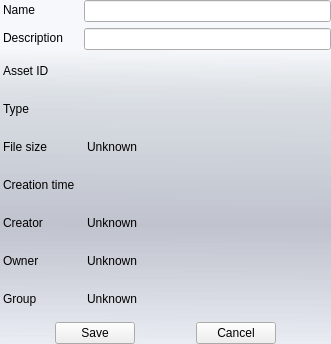
Old version of the form bin/data/ui/itemproperties.ui in the repository realXtend/tundra.
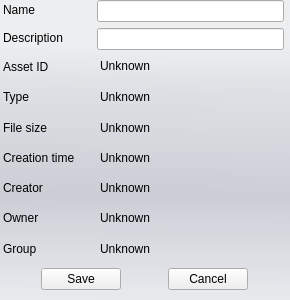
New version of the form.

Commit message: Some ui tweaking for inventory-related windows.

The edit to the form file:
```diff
--- a/bin/data/ui/itemproperties.ui
+++ b/bin/data/ui/itemproperties.ui
@@ -2,25 +2,31 @@
 <ui version="4.0">
  <class>ItemProperties</class>
  <widget class="QWidget" name="ItemProperties">
+  <property name="windowModality">
+   <enum>Qt::NonModal</enum>
+  </property>
+  <property name="enabled">
+   <bool>true</bool>
+  </property>
   <property name="geometry">
    <rect>
     <x>0</x>
     <y>0</y>
-    <width>331</width>
-    <height>344</height>
+    <width>290</width>
+    <height>300</height>
    </rect>
   </property>
   <property name="maximumSize">
    <size>
-    <width>16777209</width>
-    <height>16777215</height>
+    <width>290</width>
+    <height>300</height>
    </size>
   </property>
   <property name="windowTitle">
    <string>Item Properties</string>
   </property>
   <property name="styleSheet">
-   <string notr="true">QWidget#ItemProperties{
+   <string notr="true">QWidget#MainWidget{
 	background-color: qlineargradient(spread:pad, x1:0.006, y1:0, x2:0, y2:1, stop:0.142045 rgba(229, 234, 243, 50), stop:0.295455 rgba(209, 215, 221, 150), stop:0.65 rgba(179, 183, 196, 150), stop:1 rgba(222, 227, 236, 100));
 	padding: 5px;
 }
@@ -44,6 +50,9 @@
       </property>
       <item>
        <layout class="QGridLayout" name="gridLayout">
+        <property name="rightMargin">
+         <number>6</number>
+        </property>
         <item row="1" column="0">
          <widget class="QLabel" name="labelName">
           <property name="text">
@@ -51,8 +60,18 @@
           </property>
          </widget>
         </item>
-        <item row="1" column="2">
-         <widget class="QLineEdit" name="lineEditName"/>
+        <item row="1" column="1" colspan="2">
+         <widget class="QLineEdit" name="lineEditName">
+          <property name="sizePolicy">
+           <sizepolicy hsizetype="Expanding" vsizetype="Fixed">
+            <horstretch>0</horstretch>
+            <verstretch>0</verstretch>
+           </sizepolicy>
+          </property>
+          <property name="readOnly">
+           <bool>false</bool>
+          </property>
+         </widget>
         </item>
         <item row="2" column="0">
          <widget class="QLabel" name="labelDescription">
@@ -61,8 +80,15 @@
           </property>
          </widget>
         </item>
-        <item row="2" column="2">
-         <widget class="QLineEdit" name="lineEditDescription"/>
+        <item row="2" column="1" colspan="2">
+         <widget class="QLineEdit" name="lineEditDescription">
+          <property name="sizePolicy">
+           <sizepolicy hsizetype="Expanding" vsizetype="Fixed">
+            <horstretch>0</horstretch>
+            <verstretch>0</verstretch>
+           </sizepolicy>
+          </property>
+         </widget>
         </item>
         <item row="4" column="0">
          <widget class="QLabel" name="labelType">
@@ -106,41 +132,6 @@
           </property>
          </widget>
         </item>
-        <item row="4" column="2">
-         <widget class="QLabel" name="labelTypeData">
-          <property name="text">
-           <string/>
-          </property>
-         </widget>
-        </item>
-        <item row="6" column="2">
-         <widget class="QLabel" name="labelCreationTimeData">
-          <property name="text">
-           <string/>
-          </property>
-         </widget>
-        </item>
-        <item row="7" column="2">
-         <widget class="QLabel" name="labelCreatorData">
-          <property name="text">
-           <string>Unknown</string>
-          </property>
-         </widget>
-        </item>
-        <item row="8" column="2">
-         <widget class="QLabel" name="labelOwnerData">
-          <property name="text">
-           <string>Unknown</string>
-          </property>
-         </widget>
-        </item>
-        <item row="9" column="2">
-         <widget class="QLabel" name="labelGroupData">
-          <property name="text">
-           <string>Unknown</string>
-          </property>
-         </widget>
-        </item>
         <item row="3" column="0">
          <widget class="QLabel" name="labelAssetId">
           <property name="text">
@@ -148,23 +139,58 @@
           </property>
          </widget>
         </item>
-        <item row="5" column="2">
-         <widget class="QLabel" name="labelFileSizeData">
-          <property name="text">
-           <string>Unknown</string>
-          </property>
-         </widget>
-        </item>
-        <item row="3" column="2">
+        <item row="3" column="1">
          <widget class="QLabel" name="labelAssetIdData">
           <property name="text">
-           <string/>
+           <string>Unknown</string>
           </property>
           <property name="textInteractionFlags">
            <set>Qt::LinksAccessibleByMouse|Qt::TextSelectableByMouse</set>
           </property>
          </widget>
         </item>
+        <item row="4" column="1">
+         <widget class="QLabel" name="labelTypeData">
+          <property name="text">
+           <string>Unknown</string>
+          </property>
+         </widget>
+        </item>
+        <item row="5" column="1">
+         <widget class="QLabel" name="labelFileSizeData">
+          <property name="text">
+           <string>Unknown</string>
+          </property>
+         </widget>
+        </item>
+        <item row="6" column="1">
+         <widget class="QLabel" name="labelCreationTimeData">
+          <property name="text">
+           <string>Unknown</string>
+          </property>
+         </widget>
+        </item>
+        <item row="7" column="1">
+         <widget class="QLabel" name="labelCreatorData">
+          <property name="text">
+           <string>Unknown</string>
+          </property>
+         </widget>
+        </item>
+        <item row="8" column="1">
+         <widget class="QLabel" name="labelOwnerData">
+          <property name="text">
+           <string>Unknown</string>
+          </property>
+         </widget>
+        </item>
+        <item row="9" column="1">
+         <widget class="QLabel" name="labelGroupData">
+          <property name="text">
+           <string>Unknown</string>
+          </property>
+         </widget>
+        </item>
        </layout>
       </item>
       <item>
@@ -172,6 +198,9 @@
         <property name="sizeConstraint">
          <enum>QLayout::SetFixedSize</enum>
         </property>
+        <property name="bottomMargin">
+         <number>10</number>
+        </property>
         <item>
          <widget class="QPushButton" name="pushButtonSave">
           <property name="sizePolicy">
```
The commit also changes 7 other files.
